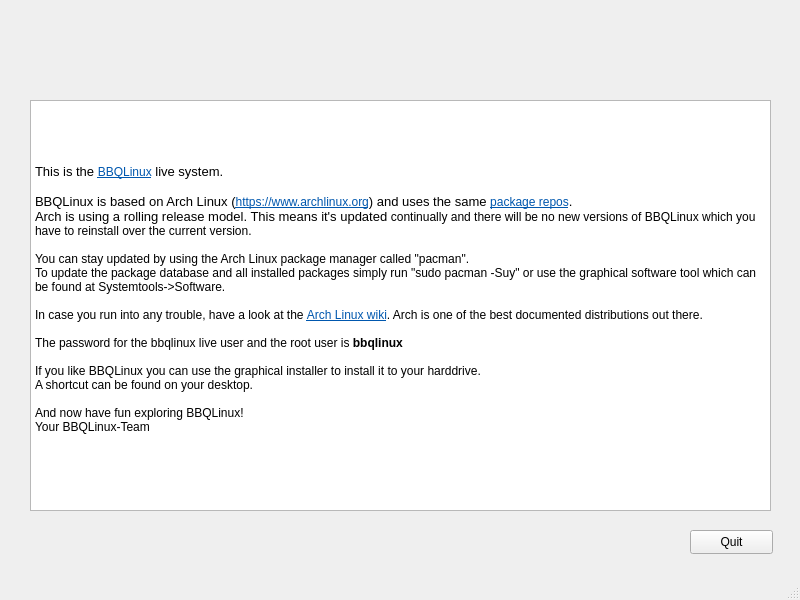
This is src/usr/share/bbqlinux-greeter/qt_interface.ui in probonopd/bbqlinux-livemedia as Qt 5 draws it before an edit. The edited form follows.
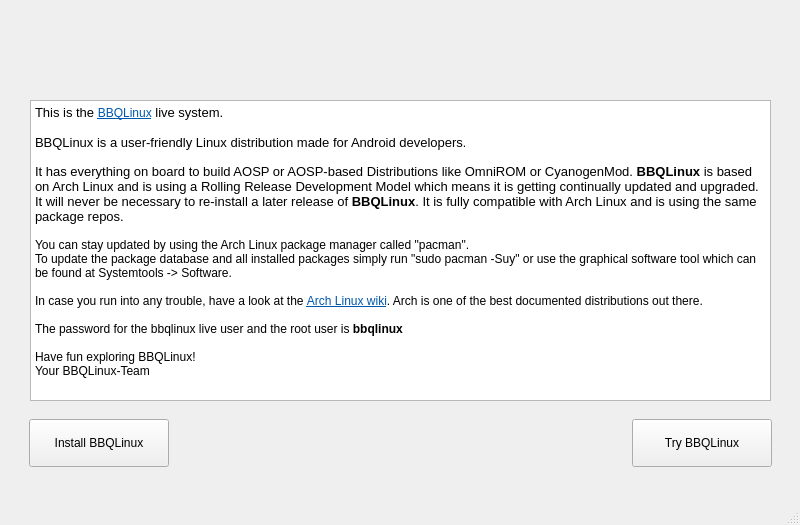
This is the edited form. Icons and pictures are not drawn.

Commit message: update welcome screen

```diff
--- a/src/usr/share/bbqlinux-greeter/qt_interface.ui
+++ b/src/usr/share/bbqlinux-greeter/qt_interface.ui
@@ -7,7 +7,7 @@
     <x>0</x>
     <y>0</y>
     <width>800</width>
-    <height>600</height>
+    <height>525</height>
    </rect>
   </property>
   <property name="windowTitle">
@@ -17,14 +17,14 @@
    <widget class="QPushButton" name="button_exit">
     <property name="geometry">
      <rect>
-      <x>690</x>
-      <y>530</y>
-      <width>83</width>
-      <height>24</height>
+      <x>632</x>
+      <y>419</y>
+      <width>140</width>
+      <height>48</height>
      </rect>
     </property>
     <property name="text">
-     <string>Quit</string>
+     <string>Try BBQLinux</string>
     </property>
    </widget>
    <widget class="QTextBrowser" name="textBrowser">
@@ -33,35 +33,29 @@
       <x>30</x>
       <y>100</y>
       <width>741</width>
-      <height>411</height>
+      <height>301</height>
      </rect>
     </property>
     <property name="html">
      <string>&lt;!DOCTYPE HTML PUBLIC &quot;-//W3C//DTD HTML 4.0//EN&quot; &quot;http://www.w3.org/TR/REC-html40/strict.dtd&quot;&gt;
 &lt;html&gt;&lt;head&gt;&lt;meta name=&quot;qrichtext&quot; content=&quot;1&quot; /&gt;&lt;style type=&quot;text/css&quot;&gt;
 p, li { white-space: pre-wrap; }
-&lt;/style&gt;&lt;/head&gt;&lt;body style=&quot; font-family:'Sans Serif'; font-size:9pt; font-weight:400; font-style:normal;&quot;&gt;
-&lt;p style=&quot;-qt-paragraph-type:empty; margin-top:0px; margin-bottom:0px; margin-left:0px; margin-right:0px; -qt-block-indent:0; text-indent:0px;&quot;&gt;&lt;br /&gt;&lt;/p&gt;
-&lt;p style=&quot;-qt-paragraph-type:empty; margin-top:0px; margin-bottom:0px; margin-left:0px; margin-right:0px; -qt-block-indent:0; text-indent:0px; font-size:10pt;&quot;&gt;&lt;br /&gt;&lt;/p&gt;
-&lt;p style=&quot;-qt-paragraph-type:empty; margin-top:0px; margin-bottom:0px; margin-left:0px; margin-right:0px; -qt-block-indent:0; text-indent:0px; font-size:10pt;&quot;&gt;&lt;br /&gt;&lt;/p&gt;
-&lt;p style=&quot;-qt-paragraph-type:empty; margin-top:0px; margin-bottom:0px; margin-left:0px; margin-right:0px; -qt-block-indent:0; text-indent:0px; font-size:10pt;&quot;&gt;&lt;br /&gt;&lt;/p&gt;
-&lt;p style=&quot; margin-top:0px; margin-bottom:0px; margin-left:0px; margin-right:0px; -qt-block-indent:0; text-indent:0px;&quot;&gt;&lt;span style=&quot; font-size:10pt;&quot;&gt;This is the &lt;/span&gt;&lt;a href=&quot;http://www.bbqlinux.org&quot;&gt;&lt;span style=&quot; text-decoration: underline; color:#0057ae;&quot;&gt;BBQLinux&lt;/span&gt;&lt;/a&gt;&lt;span style=&quot; font-size:10pt;&quot;&gt; live system.&lt;/span&gt;&lt;/p&gt;
-&lt;p style=&quot;-qt-paragraph-type:empty; margin-top:0px; margin-bottom:0px; margin-left:0px; margin-right:0px; -qt-block-indent:0; text-indent:0px; font-size:10pt;&quot;&gt;&lt;br /&gt;&lt;/p&gt;
-&lt;p style=&quot; margin-top:0px; margin-bottom:0px; margin-left:0px; margin-right:0px; -qt-block-indent:0; text-indent:0px;&quot;&gt;&lt;span style=&quot; font-size:10pt;&quot;&gt;BBQLinux is based on Arch Linux (&lt;/span&gt;&lt;a href=&quot;https://www.archlinux.org&quot;&gt;&lt;span style=&quot; text-decoration: underline; color:#0057ae;&quot;&gt;https://www.archlinux.org&lt;/span&gt;&lt;/a&gt;&lt;span style=&quot; font-size:10pt;&quot;&gt;) and uses the same &lt;/span&gt;&lt;a href=&quot;http://packages.archlinux.org&quot;&gt;&lt;span style=&quot; text-decoration: underline; color:#0057ae;&quot;&gt;package repos&lt;/span&gt;&lt;/a&gt;&lt;span style=&quot; font-size:10pt;&quot;&gt;. &lt;/span&gt;&lt;/p&gt;
-&lt;p style=&quot; margin-top:0px; margin-bottom:0px; margin-left:0px; margin-right:0px; -qt-block-indent:0; text-indent:0px;&quot;&gt;&lt;span style=&quot; font-size:10pt;&quot;&gt;Arch is using a rolling release model. This means it's updated &lt;/span&gt;continually and there will be no new versions of BBQLinux which you have to reinstall over the current version.&lt;/p&gt;
-&lt;p style=&quot;-qt-paragraph-type:empty; margin-top:0px; margin-bottom:0px; margin-left:0px; margin-right:0px; -qt-block-indent:0; text-indent:0px;&quot;&gt;&lt;br /&gt;&lt;/p&gt;
-&lt;p style=&quot; margin-top:0px; margin-bottom:0px; margin-left:0px; margin-right:0px; -qt-block-indent:0; text-indent:0px;&quot;&gt;You can stay updated by using the Arch Linux package manager called &amp;quot;pacman&amp;quot;.&lt;/p&gt;
-&lt;p style=&quot; margin-top:0px; margin-bottom:0px; margin-left:0px; margin-right:0px; -qt-block-indent:0; text-indent:0px;&quot;&gt;To update the package database and all installed packages simply run &amp;quot;sudo pacman -Suy&amp;quot; or use the graphical software tool which can be found at Systemtools-&amp;gt;Software.&lt;/p&gt;
-&lt;p style=&quot;-qt-paragraph-type:empty; margin-top:0px; margin-bottom:0px; margin-left:0px; margin-right:0px; -qt-block-indent:0; text-indent:0px;&quot;&gt;&lt;br /&gt;&lt;/p&gt;
-&lt;p style=&quot; margin-top:0px; margin-bottom:0px; margin-left:0px; margin-right:0px; -qt-block-indent:0; text-indent:0px;&quot;&gt;In case you run into any trouble, have a look at the &lt;a href=&quot;https://wiki.archlinux.org&quot;&gt;&lt;span style=&quot; text-decoration: underline; color:#0057ae;&quot;&gt;Arch Linux wiki&lt;/span&gt;&lt;/a&gt;. Arch is one of the best documented distributions out there.&lt;/p&gt;
-&lt;p style=&quot;-qt-paragraph-type:empty; margin-top:0px; margin-bottom:0px; margin-left:0px; margin-right:0px; -qt-block-indent:0; text-indent:0px;&quot;&gt;&lt;br /&gt;&lt;/p&gt;
-&lt;p style=&quot; margin-top:0px; margin-bottom:0px; margin-left:0px; margin-right:0px; -qt-block-indent:0; text-indent:0px;&quot;&gt;The password for the bbqlinux live user and the root user is &lt;span style=&quot; font-weight:600;&quot;&gt;bbqlinux&lt;/span&gt;&lt;/p&gt;
-&lt;p style=&quot;-qt-paragraph-type:empty; margin-top:0px; margin-bottom:0px; margin-left:0px; margin-right:0px; -qt-block-indent:0; text-indent:0px;&quot;&gt;&lt;br /&gt;&lt;/p&gt;
-&lt;p style=&quot; margin-top:0px; margin-bottom:0px; margin-left:0px; margin-right:0px; -qt-block-indent:0; text-indent:0px;&quot;&gt;If you like BBQLinux you can use the graphical installer to install it to your harddrive.&lt;/p&gt;
-&lt;p style=&quot; margin-top:0px; margin-bottom:0px; margin-left:0px; margin-right:0px; -qt-block-indent:0; text-indent:0px;&quot;&gt;A shortcut can be found on your desktop.&lt;/p&gt;
-&lt;p style=&quot;-qt-paragraph-type:empty; margin-top:0px; margin-bottom:0px; margin-left:0px; margin-right:0px; -qt-block-indent:0; text-indent:0px;&quot;&gt;&lt;br /&gt;&lt;/p&gt;
-&lt;p style=&quot; margin-top:0px; margin-bottom:0px; margin-left:0px; margin-right:0px; -qt-block-indent:0; text-indent:0px;&quot;&gt;And now have fun exploring BBQLinux!&lt;/p&gt;
-&lt;p style=&quot; margin-top:0px; margin-bottom:0px; margin-left:0px; margin-right:0px; -qt-block-indent:0; text-indent:0px;&quot;&gt;Your BBQLinux-Team&lt;/p&gt;&lt;/body&gt;&lt;/html&gt;</string>
+&lt;/style&gt;&lt;/head&gt;&lt;body style=&quot; font-family:'Sans'; font-size:10pt; font-weight:400; font-style:normal;&quot;&gt;
+&lt;p style=&quot; margin-top:0px; margin-bottom:0px; margin-left:0px; margin-right:0px; -qt-block-indent:0; text-indent:0px;&quot;&gt;&lt;span style=&quot; font-family:'Sans Serif';&quot;&gt;This is the &lt;/span&gt;&lt;a href=&quot;http://www.bbqlinux.org&quot;&gt;&lt;span style=&quot; font-family:'Sans Serif'; font-size:9pt; text-decoration: underline; color:#0057ae;&quot;&gt;BBQLinux&lt;/span&gt;&lt;/a&gt;&lt;span style=&quot; font-family:'Sans Serif';&quot;&gt; live system.&lt;/span&gt;&lt;/p&gt;
+&lt;p style=&quot;-qt-paragraph-type:empty; margin-top:0px; margin-bottom:0px; margin-left:0px; margin-right:0px; -qt-block-indent:0; text-indent:0px; font-family:'Sans Serif';&quot;&gt;&lt;br /&gt;&lt;/p&gt;
+&lt;p style=&quot; margin-top:0px; margin-bottom:0px; margin-left:0px; margin-right:0px; -qt-block-indent:0; text-indent:0px;&quot;&gt;&lt;span style=&quot; font-family:'Sans Serif';&quot;&gt;BBQLinux is &lt;/span&gt;a user-friendly Linux distribution made for Android developers&lt;span style=&quot; font-family:'Sans Serif'; font-size:9pt;&quot;&gt;.&lt;/span&gt;&lt;/p&gt;
+&lt;p style=&quot;-qt-paragraph-type:empty; margin-top:0px; margin-bottom:0px; margin-left:0px; margin-right:0px; -qt-block-indent:0; text-indent:0px; font-family:'Sans Serif'; font-size:9pt;&quot;&gt;&lt;br /&gt;&lt;/p&gt;
+&lt;p style=&quot; margin-top:0px; margin-bottom:0px; margin-left:0px; margin-right:0px; -qt-block-indent:0; text-indent:0px;&quot;&gt;It has everything on board to build AOSP or AOSP-based Distributions like OmniROM or CyanogenMod. &lt;span style=&quot; font-weight:600;&quot;&gt;BBQLinux&lt;/span&gt; is based on Arch Linux and is using a Rolling Release Development Model which means it is getting continually updated and upgraded. It will never be necessary to re-install a later release of &lt;span style=&quot; font-weight:600;&quot;&gt;BBQLinux&lt;/span&gt;. It is fully compatible with Arch Linux and is using the same package repos.&lt;/p&gt;
+&lt;p style=&quot;-qt-paragraph-type:empty; margin-top:0px; margin-bottom:0px; margin-left:0px; margin-right:0px; -qt-block-indent:0; text-indent:0px; font-family:'Sans Serif'; font-size:9pt;&quot;&gt;&lt;br /&gt;&lt;/p&gt;
+&lt;p style=&quot; margin-top:0px; margin-bottom:0px; margin-left:0px; margin-right:0px; -qt-block-indent:0; text-indent:0px;&quot;&gt;&lt;span style=&quot; font-family:'Sans Serif'; font-size:9pt;&quot;&gt;You can stay updated by using the Arch Linux package manager called &amp;quot;pacman&amp;quot;.&lt;/span&gt;&lt;/p&gt;
+&lt;p style=&quot; margin-top:0px; margin-bottom:0px; margin-left:0px; margin-right:0px; -qt-block-indent:0; text-indent:0px;&quot;&gt;&lt;span style=&quot; font-family:'Sans Serif'; font-size:9pt;&quot;&gt;To update the package database and all installed packages simply run &amp;quot;sudo pacman -Suy&amp;quot; or use the graphical software tool which can be found at Systemtools -&amp;gt; Software.&lt;/span&gt;&lt;/p&gt;
+&lt;p style=&quot;-qt-paragraph-type:empty; margin-top:0px; margin-bottom:0px; margin-left:0px; margin-right:0px; -qt-block-indent:0; text-indent:0px; font-family:'Sans Serif'; font-size:9pt;&quot;&gt;&lt;br /&gt;&lt;/p&gt;
+&lt;p style=&quot; margin-top:0px; margin-bottom:0px; margin-left:0px; margin-right:0px; -qt-block-indent:0; text-indent:0px;&quot;&gt;&lt;span style=&quot; font-family:'Sans Serif'; font-size:9pt;&quot;&gt;In case you run into any trouble, have a look at the &lt;/span&gt;&lt;a href=&quot;https://wiki.archlinux.org&quot;&gt;&lt;span style=&quot; font-family:'Sans Serif'; font-size:9pt; text-decoration: underline; color:#0057ae;&quot;&gt;Arch Linux wiki&lt;/span&gt;&lt;/a&gt;&lt;span style=&quot; font-family:'Sans Serif'; font-size:9pt;&quot;&gt;. Arch is one of the best documented distributions out there.&lt;/span&gt;&lt;/p&gt;
+&lt;p style=&quot;-qt-paragraph-type:empty; margin-top:0px; margin-bottom:0px; margin-left:0px; margin-right:0px; -qt-block-indent:0; text-indent:0px; font-family:'Sans Serif'; font-size:9pt;&quot;&gt;&lt;br /&gt;&lt;/p&gt;
+&lt;p style=&quot; margin-top:0px; margin-bottom:0px; margin-left:0px; margin-right:0px; -qt-block-indent:0; text-indent:0px;&quot;&gt;&lt;span style=&quot; font-family:'Sans Serif'; font-size:9pt;&quot;&gt;The password for the bbqlinux live user and the root user is &lt;/span&gt;&lt;span style=&quot; font-family:'Sans Serif'; font-size:9pt; font-weight:600;&quot;&gt;bbqlinux&lt;/span&gt;&lt;/p&gt;
+&lt;p style=&quot;-qt-paragraph-type:empty; margin-top:0px; margin-bottom:0px; margin-left:0px; margin-right:0px; -qt-block-indent:0; text-indent:0px; font-family:'Sans Serif'; font-size:9pt;&quot;&gt;&lt;br /&gt;&lt;/p&gt;
+&lt;p style=&quot; margin-top:0px; margin-bottom:0px; margin-left:0px; margin-right:0px; -qt-block-indent:0; text-indent:0px;&quot;&gt;&lt;span style=&quot; font-family:'Sans Serif'; font-size:9pt;&quot;&gt;Have fun exploring BBQLinux!&lt;/span&gt;&lt;/p&gt;
+&lt;p style=&quot; margin-top:0px; margin-bottom:0px; margin-left:0px; margin-right:0px; -qt-block-indent:0; text-indent:0px;&quot;&gt;&lt;span style=&quot; font-family:'Sans Serif'; font-size:9pt;&quot;&gt;Your BBQLinux-Team&lt;/span&gt;&lt;/p&gt;&lt;/body&gt;&lt;/html&gt;</string>
     </property>
    </widget>
    <widget class="QLabel" name="label">
@@ -85,7 +79,20 @@
      <string/>
     </property>
     <property name="pixmap">
-     <pixmap resource="ressources.qrc">:/images/images/welcome_head.png</pixmap>
+     <pixmap resource="qt_resources.qrc">:/images/images/welcome_head.png</pixmap>
+    </property>
+   </widget>
+   <widget class="QPushButton" name="button_install">
+    <property name="geometry">
+     <rect>
+      <x>29</x>
+      <y>419</y>
+      <width>140</width>
+      <height>48</height>
+     </rect>
+    </property>
+    <property name="text">
+     <string>Install BBQLinux</string>
     </property>
    </widget>
   </widget>
```
Left out of the diff: 3 changed lines with no effect on the pictures. The commit also changes 2 other files.
